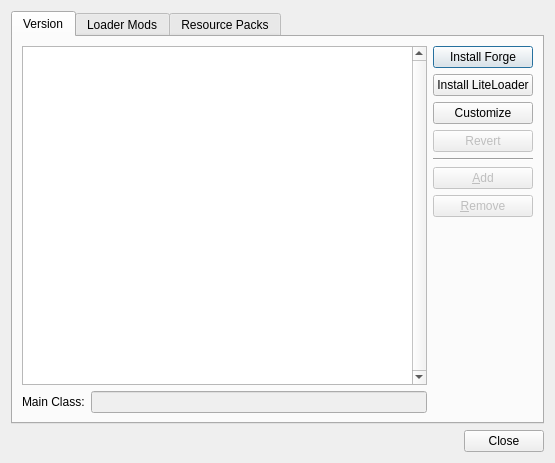
This is gui/dialogs/OneSixModEditDialog.ui in FreesmTeam/FreesmLauncher as Qt 5 draws it before an edit. The edited form follows.
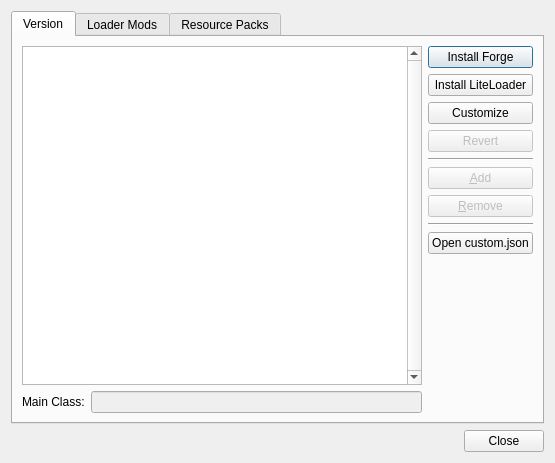
This is the edited form. The open tabs and pages were chosen to show the change. Custom widgets are drawn as their Qt base class.

Commit message: Launch an editor for the custom.json file. Also allow overriding of the system default editor

Diff of the .ui file:
```diff
--- a/gui/dialogs/OneSixModEditDialog.ui
+++ b/gui/dialogs/OneSixModEditDialog.ui
@@ -143,6 +143,20 @@
            </property>
           </widget>
          </item>
+         <item>
+          <widget class="Line" name="line_2">
+           <property name="orientation">
+            <enum>Qt::Horizontal</enum>
+           </property>
+          </widget>
+         </item>
+         <item>
+          <widget class="QPushButton" name="customEditorBtn">
+           <property name="text">
+            <string>Open custom.json</string>
+           </property>
+          </widget>
+         </item>
          <item>
           <spacer name="verticalSpacer_7">
            <property name="orientation">
```
The commit also changes 7 other files.
